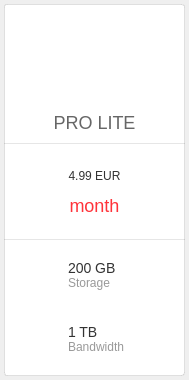
This is src/MEGASync/gui/macx/PlanWidget.ui in meganz/MEGAsync as Qt 5 draws it before an edit. The edited form follows.
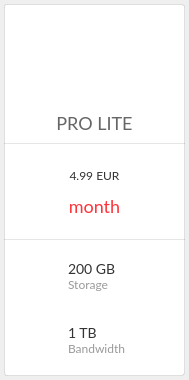
This is the edited form. Icons and pictures are not drawn.

Commit message: Use Lato font along the whole app

Diff of the .ui file:
```diff
--- a/src/MEGASync/gui/macx/PlanWidget.ui
+++ b/src/MEGASync/gui/macx/PlanWidget.ui
@@ -51,40 +51,40 @@
 
 #lTip
 {
-  font-family: HelveticaNeue;
+  font-family: Lato;
   font-size: 13px;
   color: #fe2229;	
 }
 
 #lProPlan
 {
-  font-family: HelveticaNeue;
+  font-family: Lato;
   font-size: 18px;
   color: #666666;
 }
 
 #lPeriod
 {
-  font-family: HelveticaNeue;
+  font-family: Lato;
   font-size: 18px;
   color: #ff333a;
 }
 
 #lPrice
 {
-  font-family: HelveticaNeue;
+  font-family: Lato;
   color: #333333;
 }
 
 #lStorageInfo, #lBandWidthInfo
 {
-  font-family: HelveticaNeue;
+  font-family: Lato;
   font-size: 14px;
   color: #333333;
 }
 #lStorage, #lBandWidth
 {
-  font-family: HelveticaNeue;
+  font-family: Lato;
   font-size: 12px;
   color: #999999; 
 }
```
The commit also changes 62 other files.
